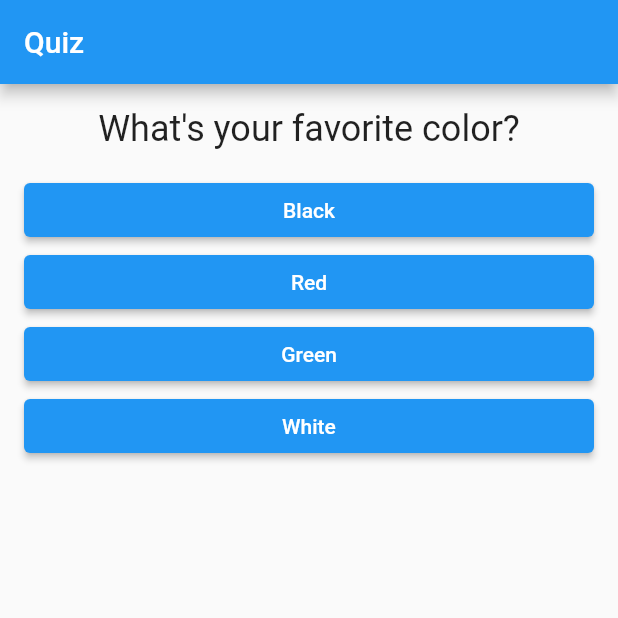
After one commit to FadyFawzyOfficial/quiz, a Flutter app: the screen it shows after launch, on a phone screen of 412 x 824 dp, the top half of it. The commit adds this screen. Run offline on Flutter 3.47's test engine with Material 2 defaults, Android fonts, the phone set to English and light mode, and no system bars.

Commit message:
16. Split the App into Widgets

```diff
--- a/lib/main.dart
+++ b/lib/main.dart
@@ -1,7 +1,7 @@
 import 'package:flutter/material.dart';
 
-import 'answer.dart';
-import 'question.dart';
+import 'quiz.dart';
+import 'result.dart';
 
 void main() => runApp(const MyApp());
 
@@ -39,22 +39,12 @@ class _MyAppState extends State<MyApp> {
         body: Padding(
           padding: const EdgeInsets.all(16),
           child: _questionIndex < _questions.length
-              ? Column(
-                  crossAxisAlignment: CrossAxisAlignment.stretch,
-                  children: [
-                    Question(_questions[_questionIndex]['question'] as String),
-                    const SizedBox(height: 16),
-                    ...(_questions[_questionIndex]['answers'] as List<String>)
-                        .map(
-                          (answer) => Answer(
-                            answerText: answer,
-                            onPressed: _answerQuestion,
-                          ),
-                        )
-                        .toList()
-                  ],
+              ? Quiz(
+                  questions: _questions,
+                  questionIndex: _questionIndex,
+                  onAnswer: _answerQuestion,
                 )
-              : const Center(child: Text('You did it!')),
+              : const Result(),
         ),
       ),
     );
--- /dev/null
+++ b/lib/quiz.dart
@@ -0,0 +1,36 @@
+import 'package:flutter/material.dart';
+
+import 'answer.dart';
+import 'question.dart';
+
+class Quiz extends StatelessWidget {
+  final List<Map<String, Object>> questions;
+  final int questionIndex;
+  final VoidCallback onAnswer;
+
+  const Quiz({
+    super.key,
+    required this.questions,
+    required this.questionIndex,
+    required this.onAnswer,
+  });
+
+  @override
+  Widget build(BuildContext context) {
+    return Column(
+      crossAxisAlignment: CrossAxisAlignment.stretch,
+      children: [
+        Question(questions[questionIndex]['question'] as String),
+        const SizedBox(height: 16),
+        ...(questions[questionIndex]['answers'] as List<String>)
+            .map(
+              (answer) => Answer(
+                answerText: answer,
+                onPressed: onAnswer,
+              ),
+            )
+            .toList()
+      ],
+    );
+  }
+}
```
Also changed, not shown: lib/result.dart (added, +9 -0 lines).
